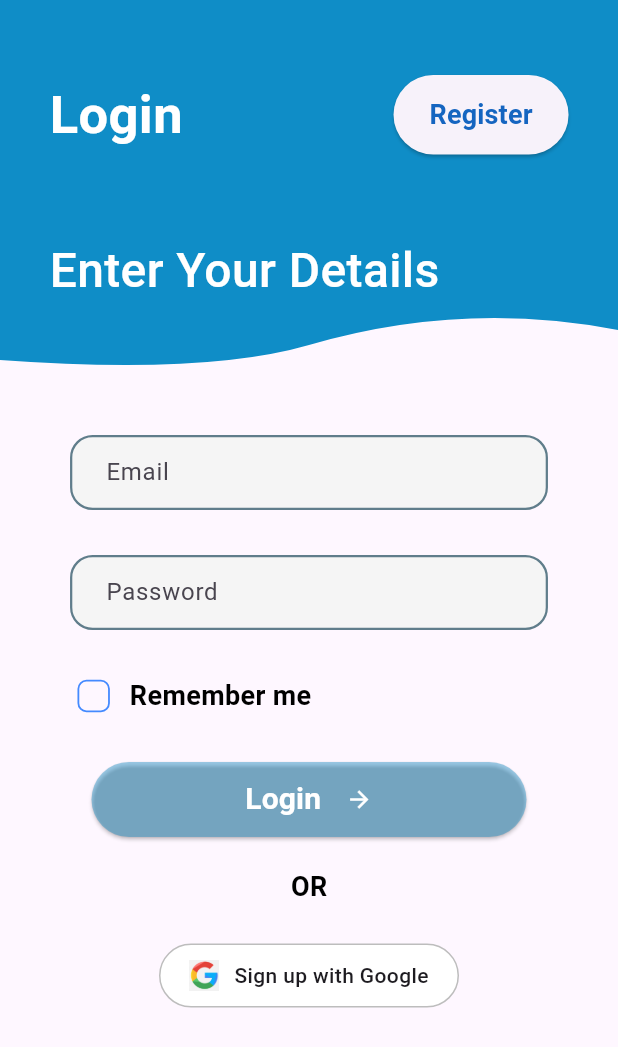
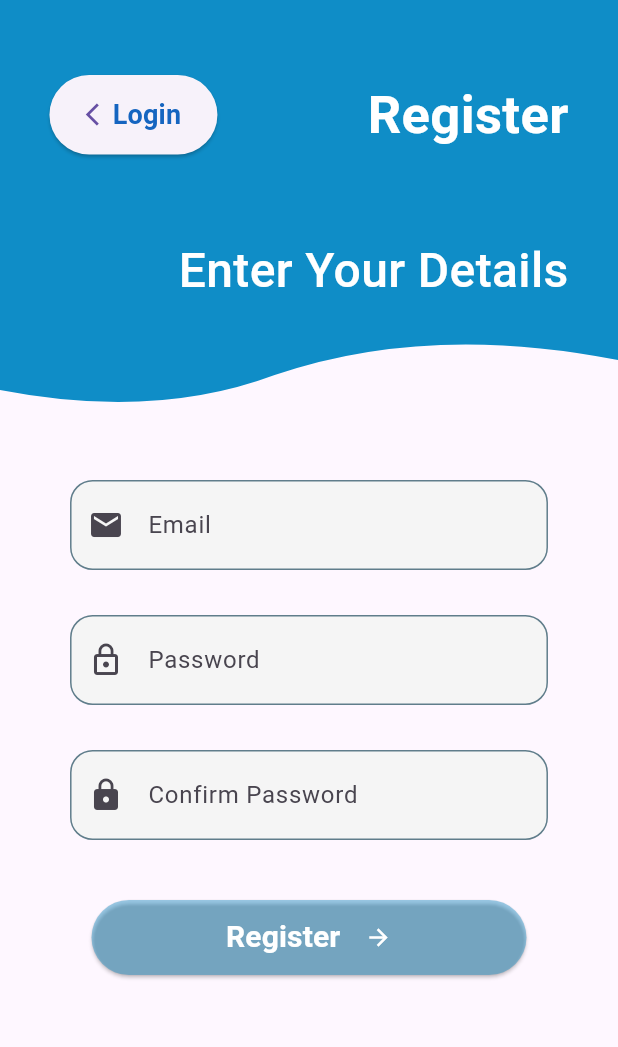
Before and after one commit to hamad-mf/real_chat, a Flutter app: the SignInScreen screen opened directly, after a tap on "Register", on a phone screen of 412 x 824 dp. Shown: the top 1047 px of the screen. Run offline on Flutter 3.47's test engine with Material 3 defaults, Android fonts, the phone set to English and light mode, and no system bars; our stand-ins replace firebase_auth, firebase_core, flutter_custom_clippers, image_picker, smooth_page_indicator; accounts and stored records are empty.

Commit message:
reg completed

```diff
--- /dev/null
+++ b/lib/Utils/app_utils.dart
@@ -0,0 +1,11 @@
+import 'package:flutter/material.dart';
+
+class AppUtils {
+  static showOnetimeSnackbar(
+      {required BuildContext context,
+      required String message,
+      Color bg = Colors.red}) {
+    ScaffoldMessenger.of(context)
+        .showSnackBar(SnackBar(backgroundColor: bg, content: Text(message)));
+  }
+}
--- a/lib/View/Get Started Screen/get_started_screen.dart
+++ b/lib/View/Get Started Screen/get_started_screen.dart
@@ -81,7 +81,7 @@ class _GetStartedScreenState extends State<GetStartedScreen> {
               children: [
                 SmoothPageIndicator(
                   controller: _controller,
-                  count: 3,
+                  count: 4,
                   effect: WormEffect(
                     dotHeight: 10,
                     dotWidth: 10,
@@ -114,6 +114,7 @@ class _GetStartedScreenState extends State<GetStartedScreen> {
                       },
                       child: Text(onLastPage ? "Get Started" : "Next"),
                       style: ElevatedButton.styleFrom(
+                        foregroundColor: Colors.white,
                         padding:
                             EdgeInsets.symmetric(horizontal: 24, vertical: 12),
                         shape: StadiumBorder(),
--- a/lib/View/SignIn Screen/sign_in_screen.dart
+++ b/lib/View/SignIn Screen/sign_in_screen.dart
@@ -1,6 +1,9 @@
+import 'dart:developer';
+
 import 'package:flutter/material.dart';
 import 'package:flutter_custom_clippers/flutter_custom_clippers.dart';
 import 'package:real_chat/Utils/color_constants.dart';
+import 'package:real_chat/View/SignUp%20Screen/sign_up_screen.dart';
 import 'package:real_chat/View/Widgets/custom_textfield.dart';
 import 'package:real_chat/View/Widgets/responsive_helper.dart';
 
@@ -49,7 +52,36 @@ class _SignInScreenState extends State<SignInScreen> {
                           style: ButtonStyle(
                               minimumSize:
                                   WidgetStatePropertyAll(Size(112, 53))),
-                          onPressed: () {},
+                          onPressed: () {
+                            log("navigating to signup screen");
+                            Navigator.pushReplacement(
+                              context,
+                              PageRouteBuilder(
+                                pageBuilder:
+                                    (context, animation, secondaryAnimation) =>
+                                        SignUpScreen(),
+                                transitionsBuilder: (context, animation,
+                                    secondaryAnimation, child) {
+                                  const begin =
+                                      Offset(1.0, 0.0); // slide from right
+                                  const end = Offset.zero;
+                                  const curve = Curves.ease;
+
+                                  final tween = Tween(begin: begin, end: end)
+                                      .chain(CurveTween(curve: curve));
+                                  final offsetAnimation =
+                                      animation.drive(tween);
+
+                                  return SlideTransition(
+                                    position: offsetAnimation,
+                                    child: child,
+                                  );
+                                },
+                              ),
+                              // (Route<dynamic> route) =>
+                              //     false, // this removes all previous routes
+                            );
+                          },
                           child: Text(
                             "Register",
                             style: TextStyle(
@@ -80,6 +112,7 @@ class _SignInScreenState extends State<SignInScreen> {
             child: Column(
               children: [
                 CustomTextField(
+                    icon: Icon(Icons.email),
                     controller: _emailController,
                     hint: "Enter Your Email",
                     label: "Email",
@@ -89,6 +122,7 @@ class _SignInScreenState extends State<SignInScreen> {
                   height: 30,
                 ),
                 CustomTextField(
+                    icon: Icon(Icons.lock),
                     controller: _passwordController,
                     hint: "Enter Your Password",
                     label: "Password",
--- /dev/null
+++ b/lib/View/SignUp Screen/sign_up_screen.dart
@@ -0,0 +1,242 @@
+import 'dart:developer';
+
+import 'package:flutter/material.dart';
+import 'package:flutter_custom_clippers/flutter_custom_clippers.dart';
+import 'package:provider/provider.dart';
+import 'package:real_chat/Controller/Sign%20Up%20Screen%20Controller/sign_up_controller.dart';
+import 'package:real_chat/Utils/color_constants.dart';
+import 'package:real_chat/View/Add%20Personal%20Details/add_personal_details_screen.dart';
+import 'package:real_chat/View/SignIn%20Screen/sign_in_screen.dart';
+import 'package:real_chat/View/Widgets/custom_textfield.dart';
+import 'package:real_chat/View/Widgets/responsive_helper.dart';
+import 'package:real_chat/main.dart';
+
+class SignUpScreen extends StatefulWidget {
+  const SignUpScreen({super.key});
+
+  @override
+  State<SignUpScreen> createState() => _SignUpScreenState();
+}
+
+class _SignUpScreenState extends State<SignUpScreen> {
+  final GlobalKey<FormState> _formKey = GlobalKey<FormState>();
+  TextEditingController _emailController = TextEditingController();
+  TextEditingController _passwordController = TextEditingController();
+  TextEditingController _CnfmPasswordController = TextEditingController();
+  @override
+  Widget build(BuildContext context) {
+    ResponsiveHelper.init(context);
+    return Scaffold(
+      body: SingleChildScrollView(
+        child: Column(
+          crossAxisAlignment: CrossAxisAlignment.start,
+          children: [
+            ClipPath(
+              clipper: WaveClipperTwo(),
+              child: Container(
+                padding: EdgeInsets.symmetric(
+                    horizontal: ResponsiveHelper.width(30)),
+                height: 280,
+                color: ColorConstants.ButtonColor1,
+                child: Column(
+                  crossAxisAlignment: CrossAxisAlignment.start,
+                  children: [
+                    SizedBox(
+                      height: 50,
+                    ),
+                    Row(
+                      mainAxisAlignment: MainAxisAlignment.spaceBetween,
+                      children: [
+                        ElevatedButton(
+                            style: ButtonStyle(
+                                minimumSize:
+                                    WidgetStatePropertyAll(Size(112, 53))),
+                            onPressed: () {
+                              log("navigating to signin screen");
+                              Navigator.pushReplacement(
+                                context,
+                                PageRouteBuilder(
+                                  pageBuilder: (context, animation,
+                                          secondaryAnimation) =>
+                                      SignInScreen(),
+                                  transitionsBuilder: (context, animation,
+                                      secondaryAnimation, child) {
+                                    const begin =
+                                        Offset(-1.0, 0.0); // slide from right
+                                    const end = Offset.zero;
+                                    const curve = Curves.ease;
+
+                                    final tween = Tween(begin: begin, end: end)
+                                        .chain(CurveTween(curve: curve));
+                                    final offsetAnimation =
+                                        animation.drive(tween);
+
+                                    return SlideTransition(
+                                      position: offsetAnimation,
+                                      child: child,
+                                    );
+                                  },
+                                ),
+                                // (Route<dynamic> route) => false, // this removes all previous routes
+                              );
+                            },
+                            child: Row(
+                              children: [
+                                Icon(Icons.arrow_back_ios),
+                                Text(
+                                  "Login",
+                                  style: TextStyle(
+                                      color: ColorConstants.Textbluelight,
+                                      fontSize: 18,
+                                      fontWeight: FontWeight.w600),
+                                ),
+                              ],
+                            )),
+                        Text(
+                          "Register",
+                          style: TextStyle(
+                              color: Colors.white,
+                              fontSize: 35,
+                              fontWeight: FontWeight.bold),
+                        ),
+                      ],
+                    ),
+                    SizedBox(
+                      height: 54,
+                    ),
+                    Align(
+                      alignment: Alignment.bottomRight,
+                      child: Text(
+                        "Enter Your Details",
+                        style: TextStyle(
+                            color: Colors.white,
+                            fontWeight: FontWeight.w500,
+                            fontSize: 32),
+                      ),
+                    )
+                  ],
+                ),
+              ),
+            ),
+            SizedBox(
+              height: 40,
+            ),
+            Center(
+              child: Form(
+                key: _formKey, // set the form key
+                child: Column(
+                  children: [
+                    CustomTextField(
+                      icon: Icon(Icons.email),
+                      keyboardType: TextInputType.emailAddress,
+                      controller: _emailController,
+                      hint: "Enter Your Email",
+                      label: "Email",
+                      height: 50,
+                      width: ResponsiveHelper.width(290),
+                      validator: (value) {
+                        if (value == null || value.isEmpty) {
+                          return 'Please enter you email';
+                        }
+                        // Basic email format validation
+                        if (!RegExp(r'^[\w-]+@([\w-]+\.)+[\w-]{2,4}$')
+                            .hasMatch(value)) {
+                          return 'Please enter a valid email';
+                        }
+                        return null;
+                      },
+                    ),
+                    SizedBox(
+                      height: 30,
+                    ),
+                    CustomTextField(
+                      icon: Icon(Icons.lock_outline),
+                      obscureText: true,
+                      controller: _passwordController,
+                      hint: "Enter Your Password",
+                      label: "Password",
+                      height: 50,
+                      width: ResponsiveHelper.width(290),
+                      validator: (value) {
+                        if (value == null || value.isEmpty) {
+                          return 'Please enter your password';
+                        }
+                        if (value.length < 6) {
+                          return 'Password must be at least 6 characters';
+                        }
+                        return null;
+                      },
+                    ),
+                    SizedBox(
+                      height: 30,
+                    ),
+                    CustomTextField(
+                      icon: Icon(Icons.lock),
+                      obscureText: true,
+                      controller: _CnfmPasswordController,
+                      hint: "Re-Enter Your Password",
+                      label: "Confirm Password",
+                      height: 50,
+                      width: ResponsiveHelper.width(290),
+                      validator: (value) {
+                        if (value != _passwordController.text) {
+                          return "password does'nt match";
+                        }
+                        return null;
+                      },
+                    ),
+                    SizedBox(
+                      height: 20,
+                    ),
+                  ],
+                ),
+              ),
+            ),
+            SizedBox(
+              height: 20,
+            ),
+            Center(
+              child: context.watch<SignUpController>().isLoading
+                  ? CircularProgressIndicator.adaptive()
+                  : ElevatedButton(
+                      style: ButtonStyle(
+                          minimumSize: WidgetStatePropertyAll(Size(290, 50)),
+                          foregroundColor: WidgetStatePropertyAll(Colors.white),
+                          backgroundColor: WidgetStatePropertyAll(
+                              ColorConstants.ButtonColor1.withOpacity(0.4))),
+                      onPressed: () {
+                        log("Registering");
+                        if (_formKey.currentState!.validate()) {
+                          context.read<SignUpController>().onRegsitration(
+                              email: _emailController.text,
+                              password: _passwordController.text,
+                              context: context);
+                        }
+
+                        _emailController.clear();
+                        _passwordController.clear();
+                        _CnfmPasswordController.clear();
+                      },
+                      child: Row(
+                        mainAxisSize: MainAxisSize.min,
+                        children: [
+                          Text(
+                            "Register",
+                            style: TextStyle(
+                                fontSize: 20,
+                                color: Colors.white,
+                                fontWeight: FontWeight.w600),
+                          ),
+                          SizedBox(
+                            width: ResponsiveHelper.width(15),
+                          ),
+                          Icon(Icons.arrow_forward)
+                        ],
+                      )),
+            ),
+          ],
+        ),
+      ),
+    );
+  }
+}
--- a/lib/View/Widgets/custom_textfield.dart
+++ b/lib/View/Widgets/custom_textfield.dart
@@ -6,14 +6,18 @@ class CustomTextField extends StatelessWidget {
   final double height;
   final double width;
   final bool obscureText;
+  final Widget? icon;
+  final TextInputType? keyboardType;
   final TextEditingController? controller;
   final String? Function(String?)? validator;
 
   const CustomTextField({
+    this.keyboardType,
     required this.label,
     required this.height,
     required this.width,
     this.hint,
+    this.icon,
     this.obscureText = false,
     this.controller,
     this.validator,
@@ -23,11 +27,12 @@ class CustomTextField extends StatelessWidget {
   Widget build(BuildContext context) {
     return SizedBox(
       width: width,
-      height: height,
       child: TextFormField(
+        keyboardType: keyboardType,
         controller: controller,
         obscureText: obscureText,
         decoration: InputDecoration(
+          prefixIcon: icon,
           labelText: label,
           hintText: hint,
           hintStyle: TextStyle(color: Colors.grey),
@@ -38,19 +43,27 @@ class CustomTextField extends StatelessWidget {
           ),
           enabledBorder: OutlineInputBorder(
             borderRadius: BorderRadius.circular(15.0),
-            borderSide: BorderSide(color: Colors.blueGrey, width: 1.5),
+            borderSide: BorderSide(
+              color: Colors.blueGrey,
+            ),
           ),
           focusedBorder: OutlineInputBorder(
             borderRadius: BorderRadius.circular(15.0),
-            borderSide: BorderSide(color: Colors.blue, width: 2.0),
+            borderSide: BorderSide(
+              color: Colors.blue,
+            ),
           ),
           errorBorder: OutlineInputBorder(
             borderRadius: BorderRadius.circular(15.0),
-            borderSide: BorderSide(color: Colors.red, width: 1.5),
+            borderSide: BorderSide(
+              color: Colors.red,
+            ),
           ),
           focusedErrorBorder: OutlineInputBorder(
             borderRadius: BorderRadius.circular(15.0),
-            borderSide: BorderSide(color: Colors.redAccent, width: 2.0),
+            borderSide: BorderSide(
+              color: Colors.redAccent,
+            ),
           ),
           filled: true,
           fillColor: Colors.grey[100],
--- a/pubspec.yaml
+++ b/pubspec.yaml
@@ -31,12 +31,16 @@ dependencies:
   flutter:
     sdk: flutter
   smooth_page_indicator: ^1.2.1
+  image_picker: ^1.1.2
+  firebase_auth: ^5.3.3
+  provider: ^6.1.2
 
 
   # The following adds the Cupertino Icons font to your application.
   # Use with the CupertinoIcons class for iOS style icons.
   cupertino_icons: ^1.0.8
   flutter_custom_clippers: ^2.1.0
+  firebase_core: ^3.13.0
 
 dev_dependencies:
   flutter_test:
```
Also changed, not shown: lib/Controller/Sign Up Screen Controller/sign_up_controller.dart (added, +54 -0 lines), lib/View/Add Personal Details/add_personal_details_screen.dart (added, +222 -0 lines), lib/View/On Boarding Screen/on_boarding_screen.dart (+8 -0 lines), lib/main.dart (+19 -4 lines), assets/images/default_avatar.png (added), lib/firebase_options.dart, pubspec.lock, 6 other files.
